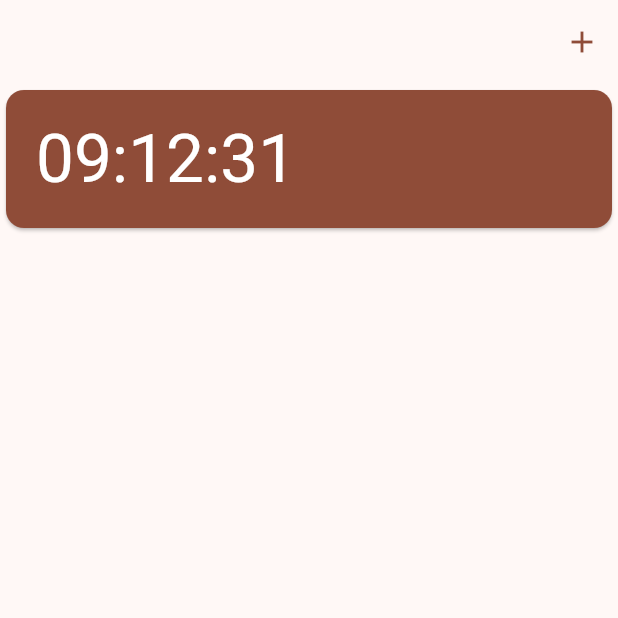
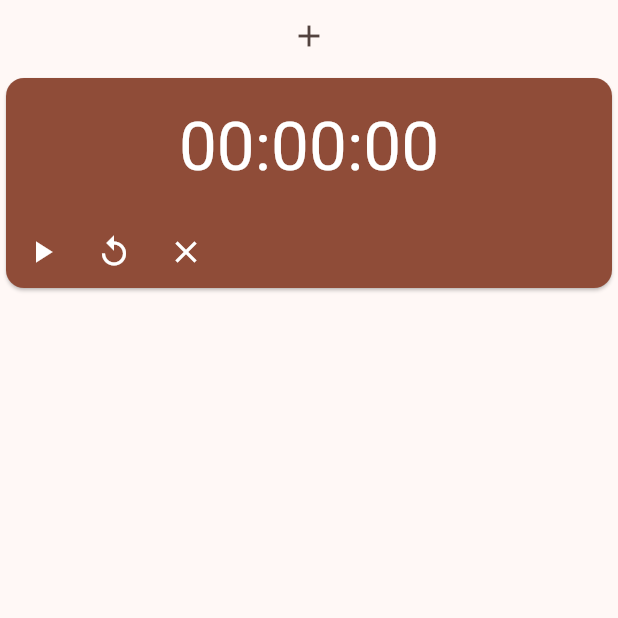
Before and after one commit to mendelbrot/trill, a Flutter app: the screen it shows after launch, after a tap on the "add" icon, on a phone screen of 412 x 824 dp, the top half of it. Run offline on Flutter 3.47's test engine with Material 3 defaults, Android fonts, the phone set to English and light mode, and no system bars.

Commit message:
play, pause, reset, delete, reorder

```diff
--- a/lib/main.dart
+++ b/lib/main.dart
@@ -1,5 +1,6 @@
 import 'package:flutter/material.dart';
 import 'package:provider/provider.dart';
+import 'dart:async';
 
 void main() {
   runApp(const App());
@@ -27,12 +28,24 @@ class AppState extends ChangeNotifier {
   List<Widget> timers = [];
 
   void addNewTimer() {
-    timers.add(Timer());
+    timers.add(
+      SingleTimer(key: UniqueKey()),
+    );
     notifyListeners();
   }
 
-  void removeTimer(int index) {
+  void removeTimer(Key key) {
+    int index = timers.indexWhere((t) => t.key == key);
     timers.removeAt(index);
+    notifyListeners();
+  }
+
+  void onReorderCallback(int oldIndex, int newIndex) {
+    if (oldIndex < newIndex) {
+      newIndex -= 1;
+    }
+    Widget t = timers.removeAt(oldIndex);
+    timers.insert(newIndex, t);
     notifyListeners();
   }
 }
@@ -44,30 +57,92 @@ class HomeStack extends StatelessWidget {
     final theme = Theme.of(context);
 
     return Scaffold(
-      appBar: AppBar(
-        foregroundColor: theme.colorScheme.primary,
-        actions: [
-          IconButton(
+      body: ReorderableListView(
+        header: IconButton(
           icon: const Icon(Icons.add),
           onPressed: () {
             appState.addNewTimer();
           },
         ),
-        ],
+        onReorder: appState.onReorderCallback,
+        children: [for (var timer in appState.timers) timer],
       ),
-      body: ListView(children: [for (var timer in appState.timers) timer]),
     );
   }
 }
 
-class Timer extends StatefulWidget {
+class SingleTimer extends StatefulWidget {
+  const SingleTimer({super.key});
+
   @override
-  State<Timer> createState() => _TimerState();
+  State<SingleTimer> createState() => _SingleTimerState();
 }
 
-class _TimerState extends State<Timer> {
+class _SingleTimerState extends State<SingleTimer> {
+  Timer? _timer;
+  int _initialSeconds = 0;
+  int _seconds = 0;
+  bool _isRunning = false;
+
+  @override
+  void dispose() {
+    _timer?.cancel();
+    super.dispose();
+  }
+
+  Timer timerFactory() {
+    bool isCountingDownMode = _initialSeconds > 0;
+    if (isCountingDownMode) {
+      return Timer.periodic(const Duration(seconds: 1), (timer) {
+        setState(() {
+          _seconds--;
+        });
+      });
+    } else {
+      return Timer.periodic(const Duration(seconds: 1), (timer) {
+        setState(() {
+          _seconds++;
+        });
+      });
+    }
+  }
+
+  void startTimer() {
+    if (!_isRunning) {
+      _timer = timerFactory();
+      setState(() {
+        _isRunning = true;
+      });
+    }
+  }
+
+  void pauseTimer() {
+    _timer?.cancel();
+    setState(() {
+      _isRunning = false;
+    });
+  }
+
+  void resetTimer() {
+    _timer?.cancel();
+    setState(() {
+      _isRunning = false;
+      _seconds = _initialSeconds;
+    });
+  }
+
+  String get _timerString {
+    final duration = Duration(seconds: _seconds);
+    String twoDigits(int n) => n.toString().padLeft(2, '0');
+    final hours = twoDigits(duration.inHours);
+    final minutes = twoDigits(duration.inMinutes.remainder(60));
+    final seconds = twoDigits(duration.inSeconds.remainder(60));
+    return "$hours:$minutes:$seconds";
+  }
+
   @override
   Widget build(BuildContext context) {
+    var appState = context.watch<AppState>();
     final theme = Theme.of(context);
     final style = theme.textTheme.displayMedium!.copyWith(
       color: theme.colorScheme.onPrimary,
@@ -75,11 +150,46 @@ class _TimerState extends State<Timer> {
 
     return Card(
       color: theme.colorScheme.primary,
-      child: Padding(
+      child: Column(
+        children: [
+          Padding(
             padding: const EdgeInsets.all(20),
-
-        // ↓ Make the following change.
-        child: Text("09:12:31", style: style),
+            child: Text(_timerString, style: style),
+          ),
+          Row(
+            children: [
+              _isRunning
+                  ? IconButton(
+                      icon: const Icon(Icons.pause),
+                      color: theme.colorScheme.onPrimary,
+                      onPressed: () {
+                        pauseTimer();
+                      },
+                    )
+                  : IconButton(
+                      icon: const Icon(Icons.play_arrow),
+                      color: theme.colorScheme.onPrimary,
+                      onPressed: () {
+                        startTimer();
+                      },
+                    ),
+              IconButton(
+                icon: const Icon(Icons.replay),
+                color: theme.colorScheme.onPrimary,
+                onPressed: () {
+                  resetTimer();
+                },
+              ),
+              IconButton(
+                icon: const Icon(Icons.close),
+                color: theme.colorScheme.onPrimary,
+                onPressed: () {
+                  appState.removeTimer(widget.key!);
+                },
+              ),
+            ],
+          ),
+        ],
       ),
     );
   }
```
Lines whose indentation alone changed are shown as unchanged.
